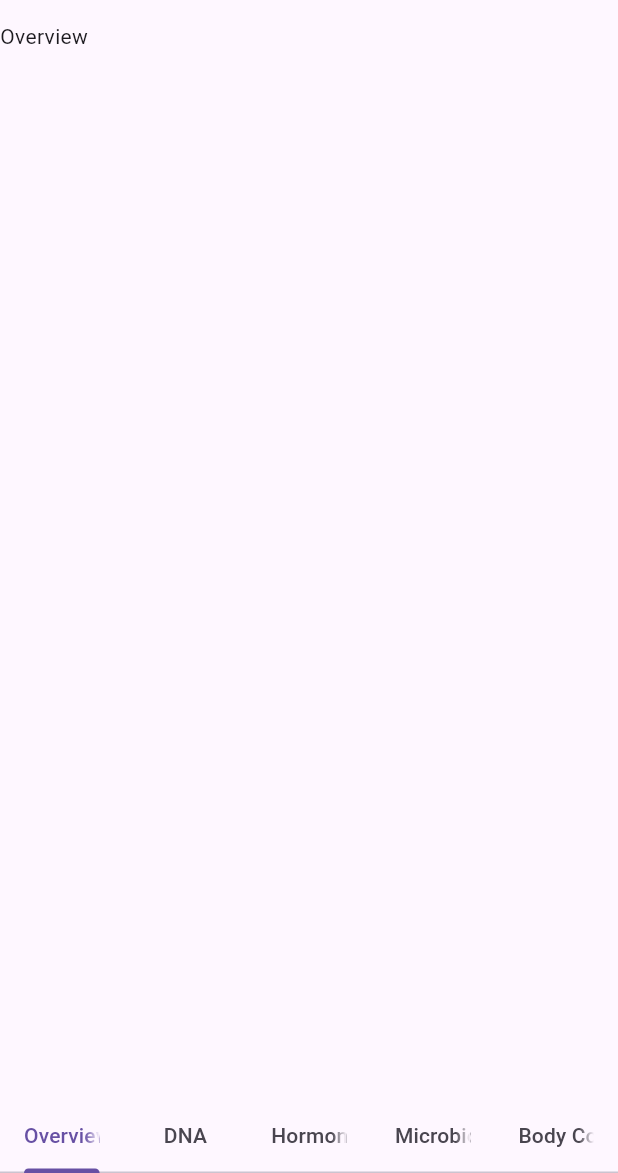
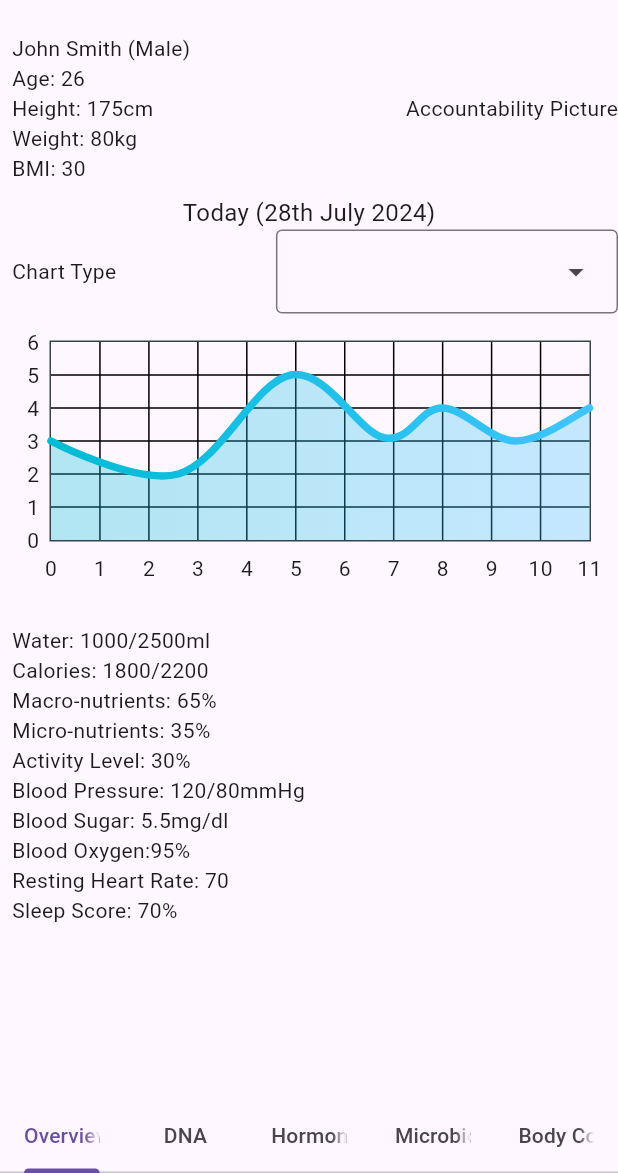
Before and after one commit to dcrebbin/all-health-flutter, a Flutter app: the screen it shows after launch, on a phone screen of 412 x 824 dp, the part 63-1236 px from its top. Run offline on Flutter 3.47's test engine with Material 3 defaults, Android fonts, the phone set to English and light mode, and no system bars; drawn by our look-alikes of fl_chart; our stand-ins replace flutter_dotenv, get_it, go_router, injectable.

Commit message:
initial overview update

```diff
--- a/lib/pages/home/overview.dart
+++ b/lib/pages/home/overview.dart
@@ -1,12 +1,200 @@
+import 'package:fl_chart/fl_chart.dart';
+import 'package:flutter/cupertino.dart';
 import 'package:flutter/material.dart';
+import 'package:flutter/widgets.dart';
 
-class Overview extends StatelessWidget {
-  const Overview({
+class Overview extends StatefulWidget {
+  Overview({
     super.key,
   });
 
   @override
+  State<Overview> createState() => _OverviewState();
+}
+
+class _OverviewState extends State<Overview> {
+  @override
+  int? _value = 1;
+
+  List<String> items = const <String>[
+    'Water',
+    'Calories',
+    'Macro-nutrients',
+    'Micro-nutrients',
+    'Activity',
+    'Blood Pressure',
+    'Blood Sugar',
+    'Blood Oxygen',
+    'Resting Heart Rate',
+    'Sleep Score',
+  ];
+
   Widget build(BuildContext context) {
-    return Text('Overview');
+    return Container(
+      height: MediaQuery.of(context).size.height,
+      width: MediaQuery.of(context).size.width,
+      child: ListView(
+        children: [
+          Row(
+            mainAxisAlignment: MainAxisAlignment.spaceBetween,
+            children: [
+              Container(
+                padding: const EdgeInsets.all(8),
+                child: const Column(
+                  crossAxisAlignment: CrossAxisAlignment.start,
+                  children: [
+                    Text('John Smith (Male)'),
+                    Text('Age: 26'),
+                    Text('Height: 175cm'),
+                    Text('Weight: 80kg'),
+                    Text('BMI: 30'),
+                  ],
+                ),
+              ),
+              const Text('Accountability Picture'),
+            ],
+          ),
+          const Center(
+            child: Text(
+              'Today (28th July 2024)',
+              style: TextStyle(
+                fontSize: 16,
+              ),
+            ),
+          ),
+          Row(
+            mainAxisAlignment: MainAxisAlignment.spaceBetween,
+            children: [
+              Container(
+                  padding: const EdgeInsets.all(8), child: Text('Chart Type')),
+              DropdownMenu(
+                  textStyle: const TextStyle(fontSize: 15),
+                  dropdownMenuEntries: items.map((item) {
+                    return DropdownMenuEntry(
+                      value: item,
+                      label: item,
+                      labelWidget: Text(
+                        item,
+                        style: const TextStyle(fontSize: 15),
+                      ),
+                    );
+                  }).toList()),
+            ],
+          ),
+          Container(
+              padding: const EdgeInsets.all(18),
+              width: MediaQuery.of(context).size.width,
+              height: 200,
+              child: LineChart(mainData())),
+          Container(
+            padding: const EdgeInsets.all(8),
+            child: const Column(
+              crossAxisAlignment: CrossAxisAlignment.start,
+              children: [
+                Text('Water: 1000/2500ml'),
+                Text('Calories: 1800/2200'),
+                Text('Macro-nutrients: 65%'),
+                Text('Micro-nutrients: 35%'),
+                Text('Activity Level: 30%'),
+                Text('Blood Pressure: 120/80mmHg'),
+                Text('Blood Sugar: 5.5mg/dl'),
+                Text('Blood Oxygen:95%'),
+                Text('Resting Heart Rate: 70'),
+                Text('Sleep Score: 70%'),
+              ],
+            ),
+          ),
+        ],
+      ),
+    );
+  }
+
+  List<Color> gradientColors = [
+    Colors.cyan,
+    Colors.lightBlueAccent,
+  ];
+
+  LineChartData mainData() {
+    return LineChartData(
+      gridData: FlGridData(
+        show: true,
+        drawVerticalLine: true,
+        horizontalInterval: 1,
+        verticalInterval: 1,
+        getDrawingHorizontalLine: (value) {
+          return const FlLine(
+            color: Colors.black,
+            strokeWidth: 1,
+          );
+        },
+        getDrawingVerticalLine: (value) {
+          return const FlLine(
+            color: Colors.black,
+            strokeWidth: 1,
+          );
+        },
+      ),
+      titlesData: const FlTitlesData(
+        show: true,
+        rightTitles: AxisTitles(
+          sideTitles: SideTitles(showTitles: false),
+        ),
+        topTitles: AxisTitles(
+          sideTitles: SideTitles(showTitles: false),
+        ),
+        bottomTitles: AxisTitles(
+          sideTitles: SideTitles(
+            showTitles: true,
+            reservedSize: 30,
+            interval: 1,
+          ),
+        ),
+        leftTitles: AxisTitles(
+          sideTitles: SideTitles(
+            showTitles: true,
+            interval: 1,
+            reservedSize: 15,
+          ),
+        ),
+      ),
+      borderData: FlBorderData(
+        show: true,
+        border: Border.all(color: const Color(0xff37434d)),
+      ),
+      minX: 0,
+      maxX: 11,
+      minY: 0,
+      maxY: 6,
+      lineBarsData: [
+        LineChartBarData(
+          spots: const [
+            FlSpot(0, 3),
+            FlSpot(2.6, 2),
+            FlSpot(4.9, 5),
+            FlSpot(6.8, 3.1),
+            FlSpot(8, 4),
+            FlSpot(9.5, 3),
+            FlSpot(11, 4),
+          ],
+          isCurved: true,
+          gradient: LinearGradient(
+            colors: gradientColors,
+          ),
+          barWidth: 5,
+          isStrokeCapRound: true,
+          dotData: const FlDotData(
+            show: false,
+          ),
+          belowBarData: BarAreaData(
+            show: true,
+            gradient: LinearGradient(
+              colors: gradientColors
+                  .map((color) => color.withOpacity(0.3))
+                  .toList(),
+            ),
+          ),
+        ),
+      ],
+    );
   }
 }
--- a/pubspec.yaml
+++ b/pubspec.yaml
@@ -17,6 +17,7 @@ dependencies:
 
   cupertino_icons: ^1.0.6
   celest: ^0.4.2
+  fl_chart: ^0.68.0
 
 dev_dependencies:
   flutter_test:
```
Also changed, not shown: pubspec.lock.
